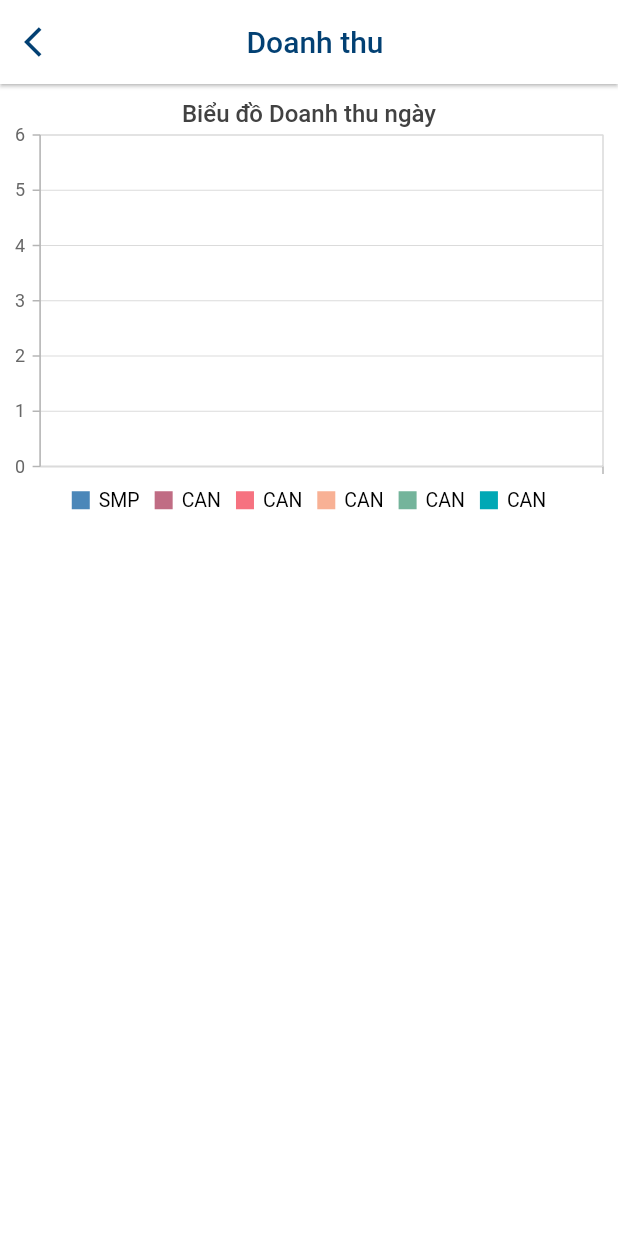
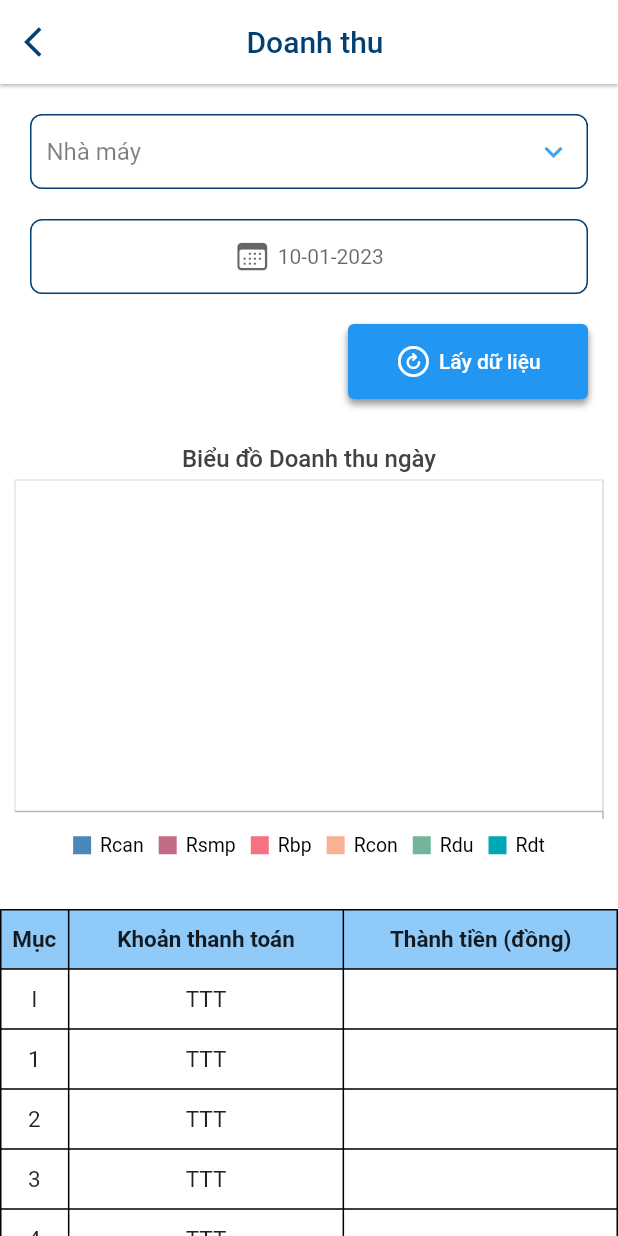
Before and after one commit to Kenn211/ChartFlutterElectric, a Flutter app: the RevenueScreen screen opened by its route, on a phone screen of 412 x 824 dp. Run offline on Flutter 3.47's test engine with Material 2 defaults, Android fonts, the phone set to English and light mode, and no system bars; our stand-ins replace flutter_screenutil, get, shared_preferences, syncfusion_flutter_charts; accounts and stored records are empty; network calls fail.

Commit message:
commit code

```diff
--- a/lib/controllers/auth/login_controller.dart
+++ b/lib/controllers/auth/login_controller.dart
@@ -3,7 +3,6 @@ import 'dart:convert';
 import 'package:flutter/cupertino.dart';
 import 'package:test_chart/controllers/base_controller.dart';
 import 'package:test_chart/core.dart';
-import 'package:test_chart/models/auth/authen_model.dart';
 import 'package:http/http.dart' as http;
 import 'package:test_chart/models/base_url.dart';
 import 'package:test_chart/routes/helpers/route_helper.dart';
--- a/lib/controllers/base_controller.dart
+++ b/lib/controllers/base_controller.dart
@@ -27,9 +27,9 @@ abstract class BaseController extends GetxController {
   }
 
   //DateTime picker
-  var selectedDateTime = DateTime.now().obs;
-  var formatDateAPIToday = '';
-  var formatDateAPITomorrow = '';
+  Rx<DateTime> selectedDateTime = DateTime.now().obs;
+  String formatDateAPIToday = '';
+  String formatDateAPITomorrow = '';
 
   chooseDate() async {
     DateTime? pickedDate = await showDatePicker(
--- a/lib/controllers/drawer/revenue_controller.dart
+++ b/lib/controllers/drawer/revenue_controller.dart
@@ -1,6 +1,8 @@
+import 'package:flutter/cupertino.dart';
 import 'package:get/get.dart';
 import 'package:test_chart/controllers/base_controller.dart';
-import 'package:test_chart/models/drawer/revenue/chart_revenue.dart';
+import 'package:test_chart/core.dart';
+import 'package:http/http.dart' as http;
 
 class RevenueController extends BaseController {
   final _dataRcan = <ChartRevenue>[].obs;
@@ -20,4 +22,161 @@ class RevenueController extends BaseController {
 
   final _dataRdt = <ChartRevenue>[].obs;
   RxList<ChartRevenue> get dataRdt => _dataRdt;
+
+  final _thanhToanI = ''.obs;
+  RxString get thanhToanI => _thanhToanI;
+
+  final _thanhToanI1 = ''.obs;
+  RxString get thanhToanI1 => _thanhToanI1;
+
+  final _thanhToanI2 = ''.obs;
+  RxString get thanhToanI2 => _thanhToanI2;
+
+  final _thanhToanI3 = ''.obs;
+  RxString get thanhToanI3 => _thanhToanI3;
+
+  final _thanhToanI4 = ''.obs;
+  RxString get thanhToanI4 => _thanhToanI4;
+
+  final _thanhToanII = ''.obs;
+  RxString get thanhToanII => _thanhToanII;
+
+  final _thanhToanIII = ''.obs;
+  RxString get thanhToanIII => _thanhToanIII;
+
+  final _thanhToanIV = ''.obs;
+  RxString get thanhToanIV => _thanhToanIV;
+
+  final _sumPay = ''.obs;
+  RxString get sumPay => _sumPay;
+
+  //Categories Factory
+  List<ListFactoryOutputModel> dataFactory = [];
+  int indexFactory = 0;
+  List<String> listFactory = ['Nhà máy'];
+  String dropdownvalueFactory = 'Nhà máy';
+
+  @override
+  void onReady() {
+    showLoading();
+  }
+
+  @override
+  void onInit() {
+    fetchListFatory();
+    super.onInit();
+  }
+
+  Future<void> fetchListFatory() async {
+    try {
+      indexFactory = 0;
+      listFactory = ['Nhà máy'];
+      await http
+          .get(Uri.parse(
+              'http://appapi.quanlycongviec-nldc.vn/api/API_GIABIEN_IAH/GetAllHT_DONVIByID?UNITID=-1&UNIT_NAME='))
+          .then((value) {
+        List<ListFactoryOutputModel> dataFactoryRespon =
+            listFactoryOutputModelFromJson(value.body);
+        for (var e in dataFactoryRespon) {
+          listFactory.add(e.unitName);
+          dataFactory.add(e);
+        }
+      });
+    } catch (e) {
+      debugPrintStack(label: e.toString());
+    }
+    hideLoading();
+    update();
+  }
+
+  void getDisplayRevenue() {
+    indexFactory = 0;
+    if (dropdownvalueFactory == 'Nhà máy') {
+      CustomSnackbar.snackBar('error', 'Vui lòng chọn nhà máy');
+    } else if (dropdownvalueFactory != 'Nhà máy') {
+      showLoading();
+      for (var e in dataFactory) {
+        if (dropdownvalueFactory == e.unitName) {
+          indexFactory = e.unitid;
+          fetchRevenue();
+        }
+      }
+    }
+  }
+
+  Future<void> fetchRevenue() async {
+    try {
+      _dataRcan.value = [];
+      _dataRbp.value = [];
+      _dataRcon.value = [];
+      _dataRdt.value = [];
+      _dataRdu.value = [];
+      _dataRsmp.value = [];
+
+      await http
+          .get(Uri.parse(
+              "http://appapi.quanlycongviec-nldc.vn/api/API_GIABIEN_IAH/GetAllTHANHTOAN_HANGNGAYByDay?NGAY=${formatDateAPIToday.toString()}&UNITID=${indexFactory.toInt()}"))
+          .then((value) {
+        RevenueModel? revenueModelRes = revenueModelFromJson(value.body);
+
+        if (revenueModelRes == null) {
+        } else {
+          for (var e in revenueModelRes.rcan!) {
+            _dataRcan.add(ChartRevenue(x: e!.chuKy.toString(), rcan: e.giaTri));
+          }
+
+          for (var e in revenueModelRes.rbp!) {
+            _dataRbp.add(ChartRevenue(x: e!.chuKy.toString(), rbp: e.giaTri));
+          }
+
+          for (var e in revenueModelRes.rcon!) {
+            _dataRcon.add(ChartRevenue(x: e!.chuKy.toString(), rcon: e.giaTri));
+          }
+
+          for (var e in revenueModelRes.rdt!) {
+            _dataRdt.add(ChartRevenue(x: e!.chuKy.toString(), rdt: e.giaTri));
+          }
+
+          for (var e in revenueModelRes.rdu!) {
+            _dataRdu.add(ChartRevenue(x: e!.chuKy.toString(), rdu: e.giaTri));
+          }
+
+          for (var e in revenueModelRes.rsmp!) {
+            _dataRsmp.add(ChartRevenue(x: e!.chuKy.toString(), rsmp: e.giaTri));
+          }
+
+          _thanhToanI.value =
+              revenueModelRes.thanhToanDienNangThiTruong.toString();
+
+          _thanhToanI1.value =
+              revenueModelRes.thanhToanTinhTheoGiaDienNangThiTruong.toString();
+
+          _thanhToanI2.value =
+              revenueModelRes.thanhToanTinhTheoGiaChao.toString();
+
+          _thanhToanI3.value =
+              revenueModelRes.thanhToanChoPhanSanLuongPhatTangThem.toString();
+
+          _thanhToanI4.value =
+              revenueModelRes.thanhToanSanLuongSaiKhac.toString();
+
+          _thanhToanII.value =
+              revenueModelRes.thanhToanCongSuatThitruong.toString();
+
+          _thanhToanIII.value =
+              revenueModelRes.thanhToanDichVuDuPhong.toString();
+
+          _thanhToanIV.value = revenueModelRes.thanhToanKhac.toString();
+
+          _sumPay.value = revenueModelRes.tong.toString();
+        }
+      });
+    } catch (e) {
+      debugPrintStack();
+    }
+    Future.delayed(const Duration(milliseconds: 500), () {
+      hideLoading();
+    });
+    update();
+  }
 }
--- a/lib/models/app_models.dart
+++ b/lib/models/app_models.dart
@@ -0,0 +1,26 @@
+///Authen
+export 'auth/authen_model.dart';
+
+///Drawer
+//Marginal Price
+export 'drawer/marginal_price/chart_data.dart';
+export 'drawer/marginal_price/marginal_price_model.dart';
+export 'drawer/marginal_price/table_marginal_model.dart';
+
+//Output
+export 'drawer/output/chart_out_put.dart';
+export 'drawer/output/list_factory_output_model.dart';
+export 'drawer/output/out_put_model.dart';
+
+//Revenue
+export 'drawer/revenue/chart_revenue.dart';
+export 'drawer/revenue/revenue_model.dart';
+
+//Soure Plan
+export 'drawer/source_plan/chart_data_source_plan.dart';
+export 'drawer/source_plan/list_factory_model.dart';
+export 'drawer/source_plan/source_plan_model.dart';
+
+//Tonnage
+export 'drawer/tonnage/chart_dart_tonnage.dart';
+export 'drawer/tonnage/tonnage_model.dart';
--- /dev/null
+++ b/lib/models/drawer/revenue/revenue_model.dart
@@ -0,0 +1,151 @@
+// To parse this JSON data, do
+//
+//     final revenueModel = revenueModelFromJson(jsonString);
+
+import 'dart:convert';
+
+RevenueModel? revenueModelFromJson(String str) =>
+    RevenueModel.fromJson(json.decode(str));
+
+String revenueModelToJson(RevenueModel? data) => json.encode(data!.toJson());
+
+class RevenueModel {
+  RevenueModel({
+    this.rcan,
+    this.rsmp,
+    this.rbp,
+    this.rcon,
+    this.rdu,
+    this.rdt,
+    this.unitid,
+    this.ngay,
+    this.thanhToanDienNangThiTruong,
+    this.thanhToanTinhTheoGiaDienNangThiTruong,
+    this.thanhToanTinhTheoGiaChao,
+    this.thanhToanChoPhanSanLuongPhatTangThem,
+    this.thanhToanSanLuongSaiKhac,
+    this.thanhToanCongSuatThitruong,
+    this.thanhToanDichVuDuPhong,
+    this.thanhToanKhac,
+    this.tong,
+  });
+
+  List<Rbp?>? rcan;
+  List<Rbp?>? rsmp;
+  List<Rbp?>? rbp;
+  List<Rbp?>? rcon;
+  List<Rbp?>? rdu;
+  List<Rbp?>? rdt;
+  int? unitid;
+  DateTime? ngay;
+  String? thanhToanDienNangThiTruong;
+  String? thanhToanTinhTheoGiaDienNangThiTruong;
+  String? thanhToanTinhTheoGiaChao;
+  String? thanhToanChoPhanSanLuongPhatTangThem;
+  String? thanhToanSanLuongSaiKhac;
+  String? thanhToanCongSuatThitruong;
+  String? thanhToanDichVuDuPhong;
+  String? thanhToanKhac;
+  String? tong;
+
+  factory RevenueModel.fromJson(Map<String, dynamic> json) => RevenueModel(
+        rcan: json["Rcan"] == null
+            ? []
+            : List<Rbp?>.from(json["Rcan"]!.map((x) => Rbp.fromJson(x))),
+        rsmp: json["Rsmp"] == null
+            ? []
+            : List<Rbp?>.from(json["Rsmp"]!.map((x) => Rbp.fromJson(x))),
+        rbp: json["Rbp"] == null
+            ? []
+            : List<Rbp?>.from(json["Rbp"]!.map((x) => Rbp.fromJson(x))),
+        rcon: json["Rcon"] == null
+            ? []
+            : List<Rbp?>.from(json["Rcon"]!.map((x) => Rbp.fromJson(x))),
+        rdu: json["Rdu"] == null
+            ? []
+            : List<Rbp?>.from(json["Rdu"]!.map((x) => Rbp.fromJson(x))),
+        rdt: json["Rdt"] == null
+            ? []
+            : List<Rbp?>.from(json["Rdt"]!.map((x) => Rbp.fromJson(x))),
+        unitid: json["UNITID"],
+        ngay: DateTime.parse(json["NGAY"]),
+        thanhToanDienNangThiTruong: json["ThanhToanDienNangThiTruong"] == null
+            ? ''
+            : json["ThanhToanDienNangThiTruong"].toString(),
+        thanhToanTinhTheoGiaDienNangThiTruong:
+            json["ThanhToanTinhTheoGiaDienNangThiTruong"] == null
+                ? ''
+                : json["ThanhToanTinhTheoGiaDienNangThiTruong"].toString(),
+        thanhToanTinhTheoGiaChao: json["ThanhToanTinhTheoGiaChao"] == null
+            ? ''
+            : json["ThanhToanTinhTheoGiaChao"].toString(),
+        thanhToanChoPhanSanLuongPhatTangThem:
+            json["ThanhToanChoPhanSanLuongPhatTangThem"] == null
+                ? ''
+                : json["ThanhToanChoPhanSanLuongPhatTangThem"].toString(),
+        thanhToanSanLuongSaiKhac: json["ThanhToanSanLuongSaiKhac"] == null
+            ? ''
+            : json["ThanhToanSanLuongSaiKhac"].toString(),
+        thanhToanCongSuatThitruong: json["ThanhToanCongSuatThitruong"] == null
+            ? ''
+            : json["ThanhToanCongSuatThitruong"].toString(),
+        thanhToanDichVuDuPhong: json["ThanhToanDichVuDuPhong"] == null
+            ? ''
+            : json["ThanhToanDichVuDuPhong"].toString(),
+        thanhToanKhac: json["ThanhToanKhac"] == null
+            ? ''
+            : json["ThanhToanKhac"].toString(),
+        tong: json["Tong"] == null ? '' : json["Tong"].toString(),
+      );
+
+  Map<String, dynamic> toJson() => {
+        "Rcan": rcan == null
+            ? []
+            : List<dynamic>.from(rcan!.map((x) => x!.toJson())),
+        "Rsmp": rsmp == null
+            ? []
+            : List<dynamic>.from(rsmp!.map((x) => x!.toJson())),
+        "Rbp":
+            rbp == null ? [] : List<dynamic>.from(rbp!.map((x) => x!.toJson())),
+        "Rcon": rcon == null
+            ? []
+            : List<dynamic>.from(rcon!.map((x) => x!.toJson())),
+        "Rdu":
+            rdu == null ? [] : List<dynamic>.from(rdu!.map((x) => x!.toJson())),
+        "Rdt":
+            rdt == null ? [] : List<dynamic>.from(rdt!.map((x) => x!.toJson())),
+        "UNITID": unitid,
+        "NGAY": ngay?.toIso8601String(),
+        "ThanhToanDienNangThiTruong": thanhToanDienNangThiTruong,
+        "ThanhToanTinhTheoGiaDienNangThiTruong":
+            thanhToanTinhTheoGiaDienNangThiTruong,
+        "ThanhToanTinhTheoGiaChao": thanhToanTinhTheoGiaChao,
+        "ThanhToanChoPhanSanLuongPhatTangThem":
+            thanhToanChoPhanSanLuongPhatTangThem,
+        "ThanhToanSanLuongSaiKhac": thanhToanSanLuongSaiKhac,
+        "ThanhToanCongSuatThitruong": thanhToanCongSuatThitruong,
+        "ThanhToanDichVuDuPhong": thanhToanDichVuDuPhong,
+        "ThanhToanKhac": thanhToanKhac,
+        "Tong": tong,
+      };
+}
+
+class Rbp {
+  Rbp({
+    this.chuKy,
+    this.giaTri,
+  });
+
+  int? chuKy;
+  double? giaTri;
+
+  factory Rbp.fromJson(Map<String, dynamic> json) => Rbp(
+        chuKy: json["CHU_KY"],
+        giaTri: json["GIA_TRI"] == null ? 0.0 : json["GIA_TRI"].toDouble(),
+      );
+
+  Map<String, dynamic> toJson() => {
+        "CHU_KY": chuKy,
+        "GIA_TRI": giaTri,
+      };
+}
--- a/lib/views/authorized/screens/marginal_price/marginal_price_screen.dart
+++ b/lib/views/authorized/screens/marginal_price/marginal_price_screen.dart
@@ -2,7 +2,6 @@ import 'package:flutter/material.dart';
 import 'package:get/get.dart';
 import 'package:syncfusion_flutter_charts/charts.dart';
 import 'package:test_chart/core.dart';
-import 'package:test_chart/models/drawer/marginal_price/chart_data.dart';
 import 'package:test_chart/shared/widgets/select_date.dart';
 import 'package:intl/intl.dart';
 
--- a/lib/views/authorized/screens/revenue/revenue_screen.dart
+++ b/lib/views/authorized/screens/revenue/revenue_screen.dart
@@ -2,7 +2,8 @@ import 'package:flutter/material.dart';
 import 'package:get/get.dart';
 import 'package:syncfusion_flutter_charts/charts.dart';
 import 'package:test_chart/core.dart';
-import 'package:test_chart/models/drawer/revenue/chart_revenue.dart';
+import 'package:test_chart/shared/widgets/select_date.dart';
+import 'package:intl/intl.dart';
 
 class RevenueScreen extends GetView<RevenueController> {
   const RevenueScreen({super.key});
@@ -21,7 +22,38 @@ class RevenueScreen extends GetView<RevenueController> {
       body: SingleChildScrollView(
         scrollDirection: Axis.vertical,
         child: Column(
-          children: const [_ChartRevenue()],
+          children: [
+            const SizedBox(height: 20),
+            Padding(
+              padding: const EdgeInsets.symmetric(horizontal: 20),
+              child: Column(
+                crossAxisAlignment: CrossAxisAlignment.end,
+                children: [
+                  const _DropDownSelect(),
+                  const SizedBox(height: 20),
+                  Obx(() {
+                    return SelectDate(
+                        text: DateFormat("dd-MM-yyyy")
+                            .format(controller.selectedDateTime.value)
+                            .toString(),
+                        onTap: controller.chooseDate);
+                  }),
+                  const SizedBox(height: 20),
+                  SizedBox(
+                    width: 160,
+                    height: 50,
+                    child: Button(
+                        text: 'Lấy dữ liệu',
+                        onTap: controller.getDisplayRevenue),
+                  ),
+                ],
+              ),
+            ),
+            const SizedBox(height: 20),
+            const _ChartRevenue(),
+            const SizedBox(height: 20),
+            const _TableRevenue()
+          ],
         ),
       ),
     );
@@ -39,6 +71,7 @@ class _ChartRevenue extends StatelessWidget {
               text: 'Biểu đồ Doanh thu ngày',
               textStyle:
                   const TextStyle(fontSize: 16, fontWeight: FontWeight.w500)),
+          primaryYAxis: CategoryAxis(isVisible: false),
           primaryXAxis: CategoryAxis(labelStyle: const TextStyle(fontSize: 12)),
           zoomPanBehavior: ZoomPanBehavior(enableMouseWheelZooming: true),
           legend: Legend(
@@ -64,40 +97,131 @@ class _ChartRevenue extends StatelessWidget {
             StackedColumnSeries<ChartRevenue, String>(
                 groupName: 'Group A',
                 dataSource: controller.dataRcan,
-                name: 'SMP',
+                name: 'Rcan',
                 xValueMapper: (ChartRevenue data, _) => 'CK ${data.x}',
-                yValueMapper: (ChartRevenue data, _) => data.rcan),
+                yValueMapper: (ChartRevenue data, _) =>
+                    data.rcan! < 0 ? 0 : data.rcan!),
             StackedColumnSeries<ChartRevenue, String>(
                 groupName: 'Group A',
                 dataSource: controller.dataRsmp,
-                name: 'CAN',
+                name: 'Rsmp',
                 xValueMapper: (ChartRevenue data, _) => 'CK ${data.x}',
-                yValueMapper: (ChartRevenue data, _) => data.rsmp),
+                yValueMapper: (ChartRevenue data, _) =>
+                    data.rsmp! < 0 ? 0 : data.rsmp!),
             StackedColumnSeries<ChartRevenue, String>(
                 groupName: 'Group A',
                 dataSource: controller.dataRbp,
-                name: 'CAN',
+                name: 'Rbp',
                 xValueMapper: (ChartRevenue data, _) => 'CK ${data.x}',
-                yValueMapper: (ChartRevenue data, _) => data.rbp),
+                yValueMapper: (ChartRevenue data, _) =>
+                    data.rbp! < 0 ? 0 : data.rbp!),
             StackedColumnSeries<ChartRevenue, String>(
                 groupName: 'Group A',
                 dataSource: controller.dataRcon,
-                name: 'CAN',
+                name: 'Rcon',
                 xValueMapper: (ChartRevenue data, _) => 'CK ${data.x}',
-                yValueMapper: (ChartRevenue data, _) => data.rcon),
+                yValueMapper: (ChartRevenue data, _) =>
+                    data.rcon! < 0 ? 0 : data.rcon!),
             StackedColumnSeries<ChartRevenue, String>(
                 groupName: 'Group A',
                 dataSource: controller.dataRdu,
-                name: 'CAN',
+                name: 'Rdu',
                 xValueMapper: (ChartRevenue data, _) => 'CK ${data.x}',
-                yValueMapper: (ChartRevenue data, _) => data.rdu),
+                yValueMapper: (ChartRevenue data, _) =>
+                    data.rdu! < 0 ? 0 : data.rdu!),
             StackedColumnSeries<ChartRevenue, String>(
                 groupName: 'Group A',
                 dataSource: controller.dataRdt,
-                name: 'CAN',
+                name: 'Rdt',
                 xValueMapper: (ChartRevenue data, _) => 'CK ${data.x}',
-                yValueMapper: (ChartRevenue data, _) => data.rdt),
+                yValueMapper: (ChartRevenue data, _) =>
+                    data.rdt! < 0 ? 0 : data.rdt!),
           ]);
     });
   }
 }
+
+class _DropDownSelect extends StatelessWidget {
+  const _DropDownSelect({Key? key}) : super(key: key);
+
+  @override
+  Widget build(BuildContext context) {
+    return Container(
+        width: double.infinity,
+        height: 50,
+        padding: const EdgeInsets.symmetric(horizontal: 10),
+        decoration: BoxDecoration(
+            borderRadius: const BorderRadius.all(Radius.circular(8)),
+            border: Border.all(width: 1, color: AppColors.secondColor)),
+        child: GetBuilder<RevenueController>(builder: (controller) {
+          return DropdownButton(
+              menuMaxHeight: 400,
+              underline: const SizedBox(width: 0),
+              value: controller.dropdownvalueFactory,
+              focusColor: Colors.transparent,
+              // Down Arrow Icon
+              icon: Container(
+                alignment: Alignment.centerRight,
+                child: Icon(Icons.keyboard_arrow_down,
+                    color: AppColors.primaryColor),
+              ),
+              isExpanded: true,
+              borderRadius: const BorderRadius.all(Radius.circular(8)),
+              dropdownColor: Colors.blue.shade200,
+              // Array list of items
+              items: controller.listFactory.map((String items) {
+                return DropdownMenuItem(
+                  value: items,
+                  child: Text(items,
+                      style: TextStyle(color: Colors.black.withOpacity(0.5))),
+                );
+              }).toList(),
+              // After selecting the desired option,it will
+              // change button value to selected value
+              onChanged: (String? newValue) {
+                controller.dropdownvalueFactory = newValue!;
+
+                (context as Element).markNeedsBuild(); //Trick setState in Stl
+              });
+        }));
+  }
+}
+
+class _TableRevenue extends StatelessWidget {
+  const _TableRevenue({Key? key}) : super(key: key);
+
+  @override
+  Widget build(BuildContext context) {
+    return GetBuilder<RevenueController>(builder: (controller) {
+      return Table(
+          columnWidths: const {
+            0: FlexColumnWidth(1),
+            1: FlexColumnWidth(4),
+            2: FlexColumnWidth(4),
+          },
+          border: TableBorder.all(width: 1.0, color: Colors.black),
+          children: [
+            controller.buildRow(
+                ['Mục', 'Khoản thanh toán', 'Thành tiền (đồng)'],
+                isHeader: true),
+            controller.buildRow(['I', 'TTT', controller.thanhToanI.toString()]),
+            controller
+                .buildRow(['1', 'TTT', controller.thanhToanI1.toString()]),
+            controller
+                .buildRow(['2', 'TTT', controller.thanhToanI2.toString()]),
+            controller
+                .buildRow(['3', 'TTT', controller.thanhToanI3.toString()]),
+            controller
+                .buildRow(['4', 'TTT', controller.thanhToanI4.toString()]),
+            controller
+                .buildRow(['II', 'TTT', controller.thanhToanII.toString()]),
+            controller
+                .buildRow(['III', 'TTT', controller.thanhToanIII.toString()]),
+            controller
+                .buildRow(['IV', 'TTT', controller.thanhToanIV.toString()]),
+            controller
+                .buildRow(['', 'Tổng cộng', controller.sumPay.toString()]),
+          ]);
+    });
+  }
+}
--- a/lib/views/authorized/screens/source_plan/source_plan_screen.dart
+++ b/lib/views/authorized/screens/source_plan/source_plan_screen.dart
@@ -48,15 +48,14 @@ class SourcePlanScreen extends GetView<SourcePlanController> {
                                   fontWeight: FontWeight.w500, fontSize: 18)),
                         ),
                         const SizedBox(height: 10),
+
+                        ///Select Date
                         Obx(() {
                           return SelectDate(
-                            text: DateFormat("dd-MM-yyyy")
-                                .format(controller.selectedDateTime.value)
-                                .toString(),
-                            onTap: () {
-                              controller.chooseDate();
-                            },
-                          );
+                              text: DateFormat("dd-MM-yyyy")
+                                  .format(controller.selectedDateTime.value)
+                                  .toString(),
+                              onTap: controller.chooseDate);
                         }),
                         const SizedBox(height: 10),
                         Row(
@@ -75,9 +74,7 @@ class SourcePlanScreen extends GetView<SourcePlanController> {
                           height: 50,
                           child: Button(
                               text: 'Lấy dữ liệu',
-                              onTap: () {
-                                controller.getDisplayData();
-                              }),
+                              onTap: controller.getDisplayData),
                         ),
                       ])),
               const SizedBox(height: 20),
@@ -192,7 +189,6 @@ class _DropDownSelect extends StatefulWidget {
 }
 
 class __DropDownSelectState extends State<_DropDownSelect> {
-  final controller = Get.put(SourcePlanController());
   @override
   Widget build(BuildContext context) {
     return Container(
--- a/lib/views/authorized/screens/tonnage/tonnage_screen.dart
+++ b/lib/views/authorized/screens/tonnage/tonnage_screen.dart
@@ -1,7 +1,6 @@
 import 'package:flutter/material.dart';
 import 'package:syncfusion_flutter_charts/charts.dart';
 import 'package:test_chart/core.dart';
-import 'package:test_chart/models/drawer/tonnage/chart_dart_tonnage.dart';
 import 'package:get/get.dart';
 import 'package:test_chart/shared/widgets/select_date.dart';
 import 'package:intl/intl.dart';
```
